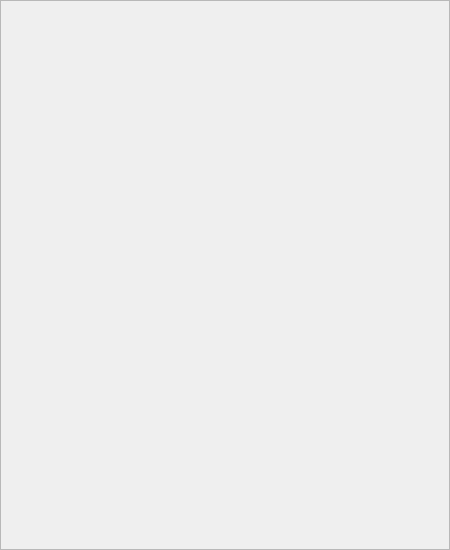
Qt form homepage.ui (ashmitiscool/Theatre-Management) before a commit.
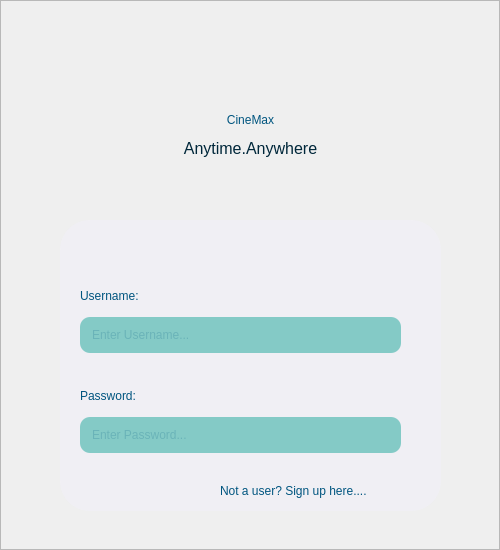
The same form after that commit.

Commit message:
Home Page
Tis a homepage?

Diff of the .ui file:
```diff
--- a/homepage.ui
+++ b/homepage.ui
@@ -6,7 +6,7 @@
    <rect>
     <x>0</x>
     <y>0</y>
-    <width>450</width>
+    <width>500</width>
     <height>550</height>
    </rect>
   </property>
@@ -18,7 +18,7 @@
     <rect>
      <x>0</x>
      <y>0</y>
-     <width>450</width>
+     <width>500</width>
      <height>550</height>
     </rect>
    </property>
@@ -34,6 +34,189 @@
    <property name="frameShadow">
     <enum>QFrame::Raised</enum>
    </property>
+   <widget class="QLabel" name="label">
+    <property name="geometry">
+     <rect>
+      <x>100</x>
+      <y>60</y>
+      <width>301</width>
+      <height>151</height>
+     </rect>
+    </property>
+    <property name="styleSheet">
+     <string notr="true">QLabel{
+	padding: 10;
+	color: rgb(0, 85, 127);
+	font: 38pt &quot;Nasalization Rg&quot;;
+	background-color: rgba(255, 255, 255, 0);
+}</string>
+    </property>
+    <property name="text">
+     <string>&lt;html&gt;&lt;head/&gt;&lt;body&gt;&lt;p align=&quot;center&quot;&gt;&lt;span style=&quot; color:#00557f;&quot;&gt;CineMax&lt;/span&gt;&lt;/p&gt;&lt;p align=&quot;center&quot;&gt;&lt;span style=&quot; font-size:12pt; color:#00273a;&quot;&gt;Anytime.Anywhere&lt;/span&gt;&lt;/p&gt;&lt;/body&gt;&lt;/html&gt;</string>
+    </property>
+    <property name="alignment">
+     <set>Qt::AlignCenter</set>
+    </property>
+   </widget>
+   <widget class="QFrame" name="frame_2">
+    <property name="geometry">
+     <rect>
+      <x>60</x>
+      <y>220</y>
+      <width>381</width>
+      <height>291</height>
+     </rect>
+    </property>
+    <property name="styleSheet">
+     <string notr="true">QFrame{
+border-radius:30px;
+	background-color: rgba(243, 238, 255, 80);
+}</string>
+    </property>
+    <property name="frameShape">
+     <enum>QFrame::StyledPanel</enum>
+    </property>
+    <property name="frameShadow">
+     <enum>QFrame::Raised</enum>
+    </property>
+    <widget class="QWidget" name="layoutWidget">
+     <property name="geometry">
+      <rect>
+       <x>20</x>
+       <y>160</y>
+       <width>321</width>
+       <height>73</height>
+      </rect>
+     </property>
+     <layout class="QVBoxLayout" name="verticalLayout_2">
+      <item>
+       <widget class="QLabel" name="label_3">
+        <property name="styleSheet">
+         <string notr="true">QLabel{
+	font: 15pt &quot;Nasalization Rg&quot;;
+	background-color: rgba(239, 242, 255, 0);
+	color: rgb(0, 85, 127);
+}</string>
+        </property>
+        <property name="text">
+         <string>Password:</string>
+        </property>
+       </widget>
+      </item>
+      <item>
+       <widget class="QLineEdit" name="lineEdit_2">
+        <property name="styleSheet">
+         <string notr="true">QLineEdit{
+	border:none;
+	border-radius:10px;
+	padding:10px;
+	font: 12pt &quot;Nasalization Rg&quot;;
+	color: rgb(0, 85, 127,100);
+	background-color: rgba(56, 176, 166, 150);
+}
+
+QLineEdit:hover{
+	background-color: rgba(56, 176, 166, 100);
+}
+
+QLineEdit:focus{
+	background-color: rgba(56, 176, 166, 200);
+}</string>
+        </property>
+        <property name="text">
+         <string/>
+        </property>
+        <property name="echoMode">
+         <enum>QLineEdit::Password</enum>
+        </property>
+        <property name="placeholderText">
+         <string>Enter Password...</string>
+        </property>
+       </widget>
+      </item>
+     </layout>
+    </widget>
+    <widget class="QLabel" name="label_4">
+     <property name="geometry">
+      <rect>
+       <x>160</x>
+       <y>260</y>
+       <width>201</width>
+       <height>21</height>
+      </rect>
+     </property>
+     <property name="styleSheet">
+      <string notr="true">QLabel{
+	
+	font: 9pt &quot;Nasalization Rg&quot;;
+	color: rgb(0, 85, 127);
+	background-color: rgb(255, 255, 255,0);
+}
+QLabel:hover{
+color: rgb(0, 39, 58);
+}</string>
+     </property>
+     <property name="text">
+      <string>Not a user? Sign up here....</string>
+     </property>
+    </widget>
+    <widget class="QWidget" name="layoutWidget">
+     <property name="geometry">
+      <rect>
+       <x>20</x>
+       <y>60</y>
+       <width>321</width>
+       <height>73</height>
+      </rect>
+     </property>
+     <layout class="QVBoxLayout" name="verticalLayout">
+      <item>
+       <widget class="QLabel" name="label_2">
+        <property name="styleSheet">
+         <string notr="true">QLabel{
+	font: 15pt &quot;Nasalization Rg&quot;;
+	background-color: rgba(239, 242, 255, 0);
+	color: rgb(0, 85, 127);
+}</string>
+        </property>
+        <property name="text">
+         <string>Username:</string>
+        </property>
+       </widget>
+      </item>
+      <item>
+       <widget class="QLineEdit" name="lineEdit">
+        <property name="styleSheet">
+         <string notr="true">QLineEdit{
+	border:none;
+	border-radius:10px;
+	padding:10px;
+	font: 12pt &quot;Nasalization Rg&quot;;
+	color: rgb(0, 85, 127,100);
+	background-color: rgba(56, 176, 166, 150);
+}
+
+QLineEdit:hover{
+	background-color: rgba(56, 176, 166, 100);
+}
+
+QLineEdit:focus{
+	background-color: rgba(56, 176, 166, 200);
+}</string>
+        </property>
+        <property name="text">
+         <string/>
+        </property>
+        <property name="placeholderText">
+         <string>Enter Username...</string>
+        </property>
+       </widget>
+      </item>
+     </layout>
+    </widget>
+   </widget>
+   <zorder>frame_2</zorder>
+   <zorder>label</zorder>
   </widget>
  </widget>
  <resources/>
```
